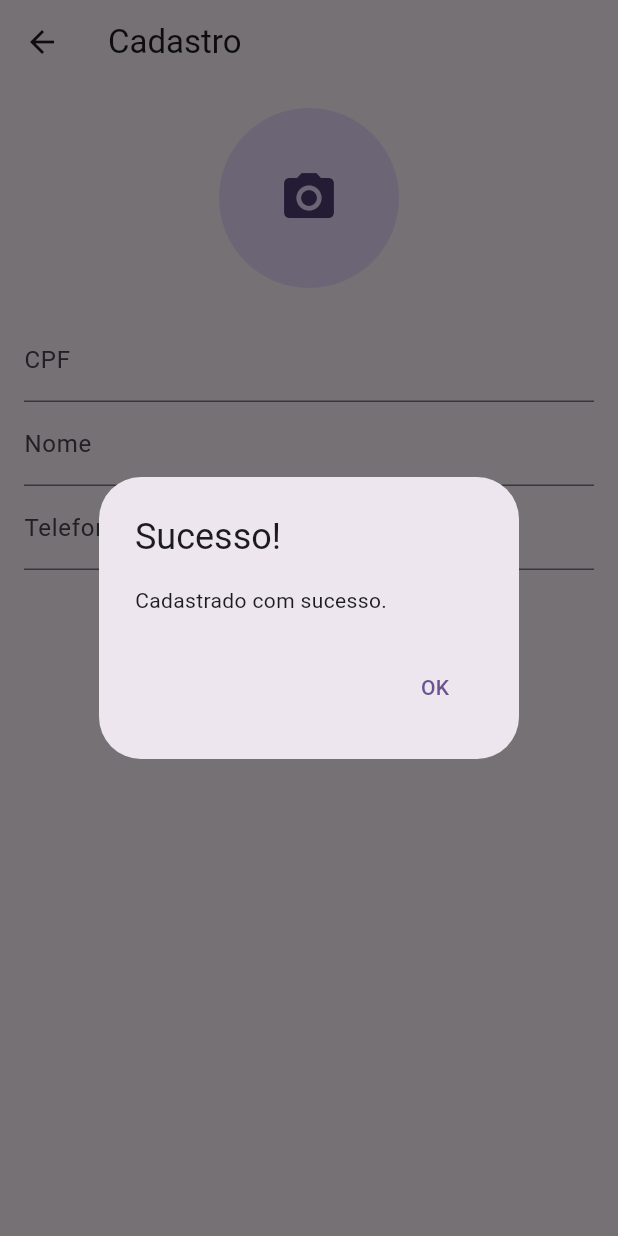
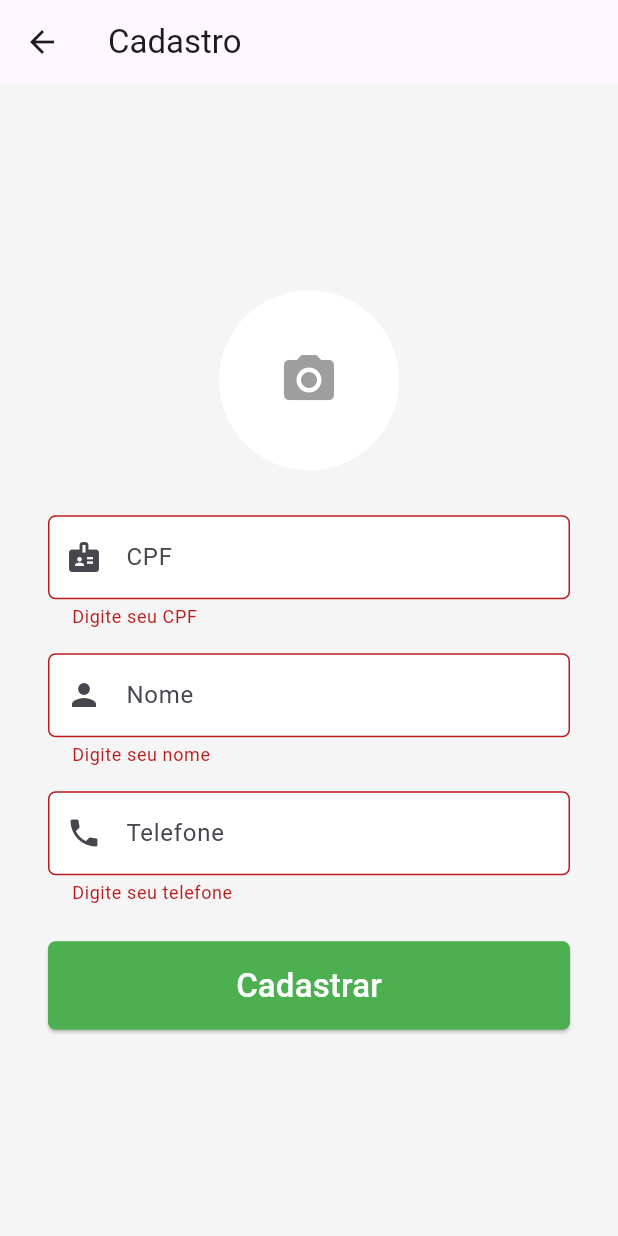
Before and after one commit to ByteCarlos/desafio-flutter-3tecnos, a Flutter app: the CadastroPage screen opened by its route, after a tap on "Cadastrar", on a phone screen of 412 x 824 dp. Run offline on Flutter 3.47's test engine with Material 3 defaults, Android fonts, the phone set to English and light mode, and no system bars; our stand-ins replace geolocator, google_maps_flutter, image_picker, mask_text_input_formatter.

Commit message:
fix: melhorias na tela de cadastro

```diff
--- a/lib/modules/cadastro/cadastro_page.dart
+++ b/lib/modules/cadastro/cadastro_page.dart
@@ -1,4 +1,5 @@
 import 'dart:io';
+import 'package:desafio_3tecnos/shared/theme/app_colors.dart';
 import 'package:flutter/material.dart';
 import 'package:image_picker/image_picker.dart';
 
@@ -12,6 +13,8 @@ class CadastroPage extends StatefulWidget {
 }
 
 class _CadastroPageState extends State<CadastroPage> {
+  final _formKey = GlobalKey<FormState>();
+
   File? foto;
   final picker = ImagePicker();
 
@@ -26,7 +29,34 @@ class _CadastroPageState extends State<CadastroPage> {
   final nomeController = TextEditingController();
   final phoneController = TextEditingController();
 
+  // === VALIDAÇÃO DE CPF ===
+  bool validarCPF(String cpf) {
+    cpf = cpf.replaceAll(RegExp(r'[^0-9]'), '');
+
+    if (cpf.length != 11) return false;
+    if (RegExp(r'^(\d)\1*$').hasMatch(cpf)) return false;
+
+    int soma = 0;
+    for (int i = 0; i < 9; i++) {
+      soma += int.parse(cpf[i]) * (10 - i);
+    }
+    int digito1 = (soma * 10) % 11;
+    if (digito1 == 10) digito1 = 0;
+    if (digito1 != int.parse(cpf[9])) return false;
+
+    soma = 0;
+    for (int i = 0; i < 10; i++) {
+      soma += int.parse(cpf[i]) * (11 - i);
+    }
+    int digito2 = (soma * 10) % 11;
+    if (digito2 == 10) digito2 = 0;
+    if (digito2 != int.parse(cpf[10])) return false;
+
+    return true;
+  }
+
   void cadastrar() {
+    if (_formKey.currentState!.validate()) {
       showDialog(
         context: context,
         builder: (_) => AlertDialog(
@@ -44,53 +74,136 @@ class _CadastroPageState extends State<CadastroPage> {
         ),
       );
     }
+  }
 
   @override
   Widget build(BuildContext context) {
     return Scaffold(
+      backgroundColor: Colors.grey[100],
       appBar: AppBar(title: const Text("Cadastro")),
-      body: SingleChildScrollView(
-        padding: const EdgeInsets.all(16),
+
+      body: Center(
+        child: SingleChildScrollView(
+          child: Padding(
+            padding: const EdgeInsets.symmetric(horizontal: 32),
+            child: Form(
+              key: _formKey,
               child: Column(
                 children: [
+                  const SizedBox(height: 20),
+
+                  // FOTO
                   GestureDetector(
                     onTap: pegarFoto,
                     child: CircleAvatar(
                       radius: 60,
                       backgroundImage: foto != null ? FileImage(foto!) : null,
+                      backgroundColor: Colors.white,
                       child: foto == null
-                    ? const Icon(Icons.camera_alt, size: 40)
+                          ? const Icon(Icons.camera_alt,
+                              size: 40, color: Colors.grey)
                           : null,
                     ),
                   ),
 
-            const SizedBox(height: 20),
+                  const SizedBox(height: 30),
 
-            TextField(
+                  // CAMPO CPF
+                  TextFormField(
                     controller: cpfController,
-              decoration: const InputDecoration(labelText: "CPF"),
                     inputFormatters: [cpfMask],
+                    keyboardType: TextInputType.number,
+                    decoration: InputDecoration(
+                      hintText: "CPF",
+                      prefixIcon: const Icon(Icons.badge),
+                      border: OutlineInputBorder(
+                        borderRadius: BorderRadius.circular(5),
+                      ),
+                      filled: true,
+                      fillColor: Colors.white,
+                    ),
+                    validator: (value) {
+                      String unmasked = cpfMask.getUnmaskedText();
+                      if (unmasked.isEmpty) return "Digite seu CPF";
+                      if (!validarCPF(unmasked)) return "CPF inválido";
+                      return null;
+                    },
+                  ),
+                  const SizedBox(height: 16),
+
+                  // CAMPO NOME
+                  TextFormField(
+                    controller: nomeController,
+                    decoration: InputDecoration(
+                      hintText: "Nome",
+                      prefixIcon: const Icon(Icons.person),
+                      border: OutlineInputBorder(
+                        borderRadius: BorderRadius.circular(5),
+                      ),
+                      filled: true,
+                      fillColor: Colors.white,
+                    ),
+                    validator: (value) {
+                      if (value == null || value.trim().isEmpty) {
+                        return "Digite seu nome";
+                      }
+                      return null;
+                    },
+                  ),
+                  const SizedBox(height: 16),
+
+                  // CAMPO TELEFONE
+                  TextFormField(
+                    controller: phoneController,
+                    keyboardType: TextInputType.phone,
+                    inputFormatters: [phoneMask],
+                    decoration: InputDecoration(
+                      hintText: "Telefone",
+                      prefixIcon: const Icon(Icons.phone),
+                      border: OutlineInputBorder(
+                        borderRadius: BorderRadius.circular(5),
+                      ),
+                      filled: true,
+                      fillColor: Colors.white,
+                    ),
+                    validator: (value) {
+                      if (value == null || value.trim().isEmpty) {
+                        return "Digite seu telefone";
+                      }
+                      if (phoneMask.getUnmaskedText().length < 10) {
+                        return "Telefone inválido";
+                      }
+                      return null;
+                    },
                   ),
 
-            TextField(
-              controller: nomeController,
-              decoration: const InputDecoration(labelText: "Nome"),
+                  const SizedBox(height: 24),
+
+                  // BOTÃO CADASTRAR
+                  SizedBox(
+                    width: double.infinity,
+                    child: ElevatedButton(
+                      onPressed: cadastrar,
+                      style: ElevatedButton.styleFrom(
+                        padding:
+                            const EdgeInsets.symmetric(vertical: 14),
+                        shape: RoundedRectangleBorder(
+                          borderRadius: BorderRadius.circular(5),
                         ),
-
-            TextField(
-              controller: phoneController,
-              decoration: const InputDecoration(labelText: "Telefone"),
-              keyboardType: TextInputType.number,
-              inputFormatters: [phoneMask],
+                        backgroundColor: AppColors.secondary,
+                      ),
+                      child: const Text(
+                        "Cadastrar",
+                        style: TextStyle(fontSize: 22, color: Colors.white),
+                      ),
+                    ),
                   ),
 
                   const SizedBox(height: 20),
-
-            ElevatedButton(
-              onPressed: cadastrar,
-              child: const Text("Cadastrar"),
-            )
                 ],
+              ),
+            ),
+          ),
         ),
       ),
     );
```
Lines whose indentation alone changed are shown as unchanged.
